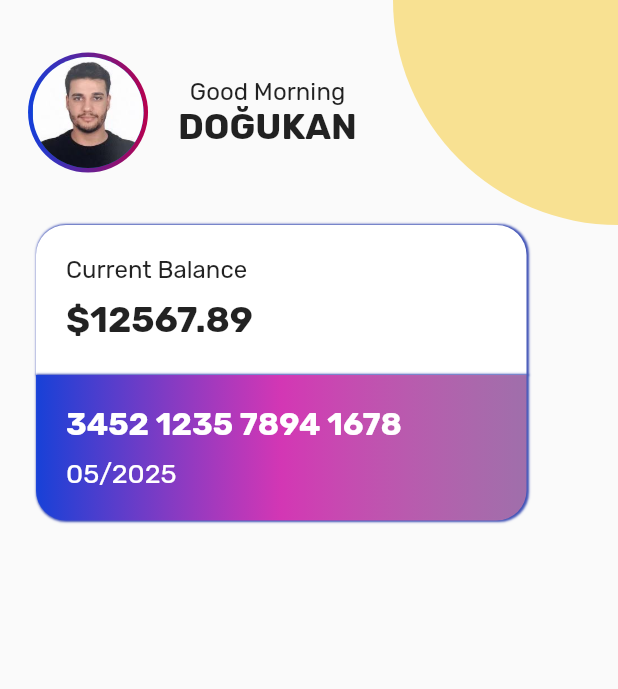
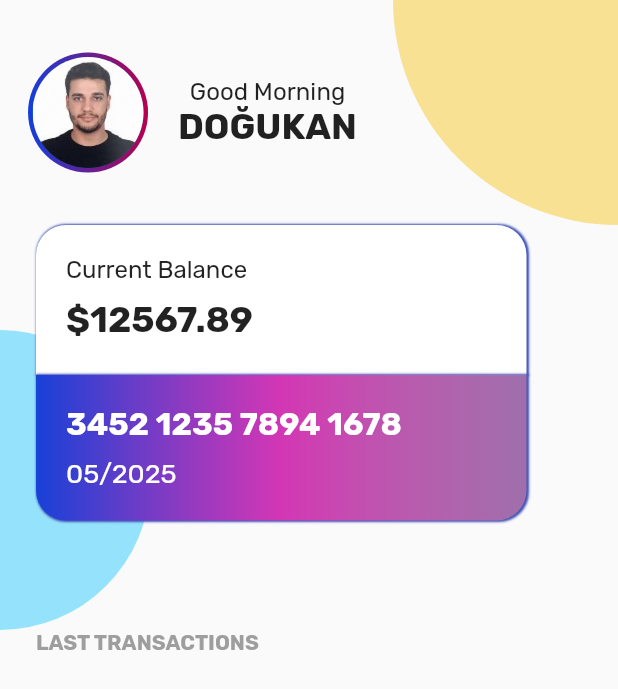
Before and after one commit to dogukangulyasar/bankingapp, a Flutter app: the screen it shows after launch, on a phone screen of 412 x 824 dp. Shown: the top 689 px of the screen. Run offline on Flutter 3.47's test engine with Material 2 defaults, Android fonts, the phone set to English and light mode, and no system bars; our stand-ins replace hexcolor.

Commit message:
Blue circle added & Last transactions text added

```diff
--- a/lib/constants/colors.dart
+++ b/lib/constants/colors.dart
@@ -5,3 +5,4 @@ const String gradientPurple = "#652094";
 const String gradientPink = "#B7004D";
 const String gradientLightPink = "#F830B4";
 const String gradientLightOrange = "#FF8CA1";
+const String circleLightBlue = "#2FCBFC";
--- a/lib/screens/home.dart
+++ b/lib/screens/home.dart
@@ -76,7 +76,43 @@ class Home extends StatelessWidget {
                     ),
                   ],
                 ),
-                const BankCard()
+                // Card with blue circle
+                Stack(
+                  children: [
+                    Padding(
+                      padding: const EdgeInsets.only(top: 70),
+                      child: Align(
+                        alignment: Alignment.bottomLeft,
+                        child: Container(
+                          width: 100,
+                          height: 200,
+                          decoration: BoxDecoration(
+                            borderRadius: const BorderRadius.only(
+                                topRight: Radius.circular(100),
+                                bottomRight: Radius.circular(100)),
+                            color: HexColor(circleLightBlue).withOpacity(.5),
+                          ),
+                        ),
+                      ),
+                    ),
+                    Container(
+                      alignment: Alignment.center,
+                      child: const BankCard(),
+                    ),
+                  ],
+                ),
+                Padding(
+                  padding: const EdgeInsets.only(left: 24),
+                  child: Row(
+                    children: const [
+                      Text(
+                        "LAST TRANSACTIONS",
+                        style: TextStyle(
+                            color: Colors.grey, fontWeight: FontWeight.bold),
+                      )
+                    ],
+                  ),
+                )
               ],
             ),
           ),
```
